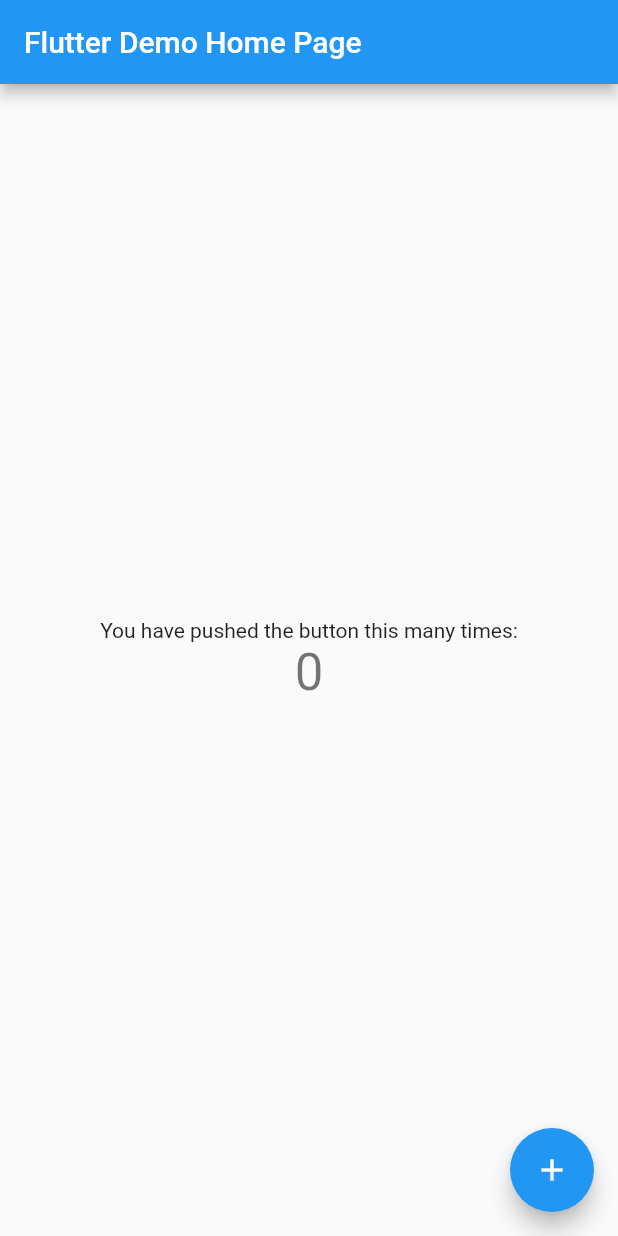
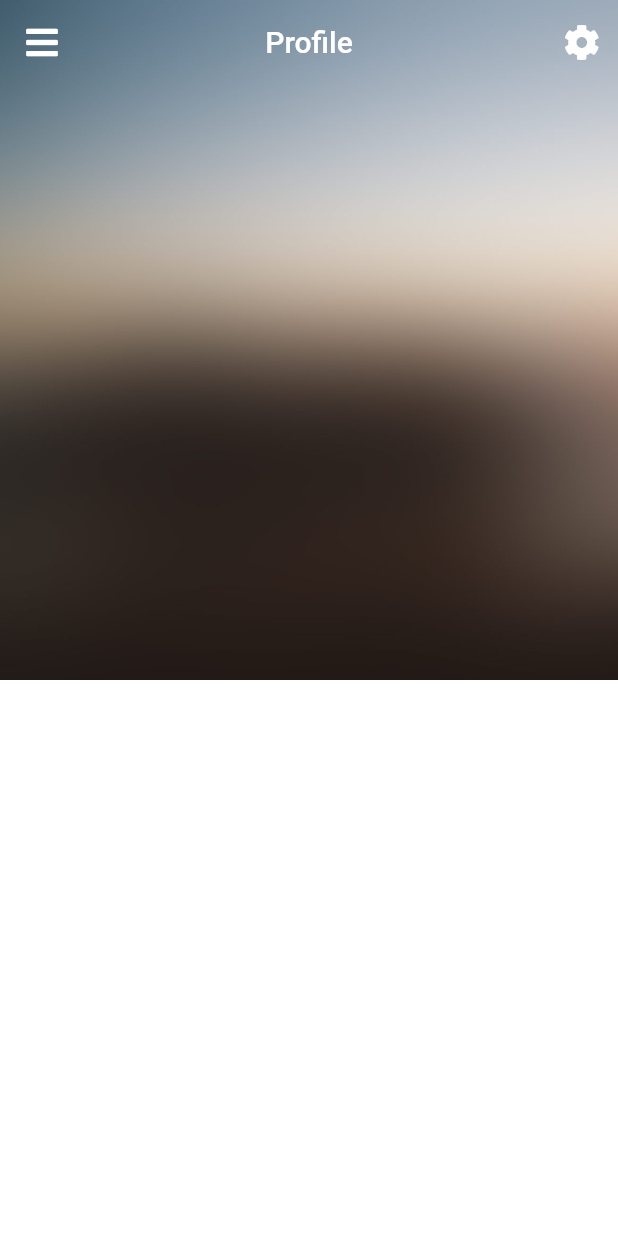
Before and after one commit to abderrahmen-bmz/one-day-ui-flutter, a Flutter app: the screen it shows after launch, on a phone screen of 412 x 824 dp. Run offline on Flutter 3.47's test engine with Material 2 defaults, Android fonts, the phone set to English and light mode, and no system bars; our stand-ins replace font_awesome_flutter.

Commit message:
add models and profile

```diff
--- a/lib/main.dart
+++ b/lib/main.dart
@@ -1,4 +1,6 @@
 import 'package:flutter/material.dart';
+import 'package:one_day_ui/profiles_ui/day_one/profile_one.dart';
+
 
 void main() {
   runApp(MyApp());
@@ -9,109 +11,15 @@ class MyApp extends StatelessWidget {
   @override
   Widget build(BuildContext context) {
     return MaterialApp(
-      title: 'Flutter Demo',
+      debugShowCheckedModeBanner: false,
+      title: 'One Day UI Flutter',
       theme: ThemeData(
-        // This is the theme of your application.
-        //
-        // Try running your application with "flutter run". You'll see the
-        // application has a blue toolbar. Then, without quitting the app, try
-        // changing the primarySwatch below to Colors.green and then invoke
-        // "hot reload" (press "r" in the console where you ran "flutter run",
-        // or simply save your changes to "hot reload" in a Flutter IDE).
-        // Notice that the counter didn't reset back to zero; the application
-        // is not restarted.
+
         primarySwatch: Colors.blue,
-        // This makes the visual density adapt to the platform that you run
-        // the app on. For desktop platforms, the controls will be smaller and
-        // closer together (more dense) than on mobile platforms.
+
         visualDensity: VisualDensity.adaptivePlatformDensity,
       ),
-      home: MyHomePage(title: 'Flutter Demo Home Page'),
+      home: Profile()
     );
   }
 }
-
-class MyHomePage extends StatefulWidget {
-  MyHomePage({Key key, this.title}) : super(key: key);
-
-  // This widget is the home page of your application. It is stateful, meaning
-  // that it has a State object (defined below) that contains fields that affect
-  // how it looks.
-
-  // This class is the configuration for the state. It holds the values (in this
-  // case the title) provided by the parent (in this case the App widget) and
-  // used by the build method of the State. Fields in a Widget subclass are
-  // always marked "final".
-
-  final String title;
-
-  @override
-  _MyHomePageState createState() => _MyHomePageState();
-}
-
-class _MyHomePageState extends State<MyHomePage> {
-  int _counter = 0;
-
-  void _incrementCounter() {
-    setState(() {
-      // This call to setState tells the Flutter framework that something has
-      // changed in this State, which causes it to rerun the build method below
-      // so that the display can reflect the updated values. If we changed
-      // _counter without calling setState(), then the build method would not be
-      // called again, and so nothing would appear to happen.
-      _counter++;
-    });
-  }
-
-  @override
-  Widget build(BuildContext context) {
-    // This method is rerun every time setState is called, for instance as done
-    // by the _incrementCounter method above.
-    //
-    // The Flutter framework has been optimized to make rerunning build methods
-    // fast, so that you can just rebuild anything that needs updating rather
-    // than having to individually change instances of widgets.
-    return Scaffold(
-      appBar: AppBar(
-        // Here we take the value from the MyHomePage object that was created by
-        // the App.build method, and use it to set our appbar title.
-        title: Text(widget.title),
-      ),
-      body: Center(
-        // Center is a layout widget. It takes a single child and positions it
-        // in the middle of the parent.
-        child: Column(
-          // Column is also a layout widget. It takes a list of children and
-          // arranges them vertically. By default, it sizes itself to fit its
-          // children horizontally, and tries to be as tall as its parent.
-          //
-          // Invoke "debug painting" (press "p" in the console, choose the
-          // "Toggle Debug Paint" action from the Flutter Inspector in Android
-          // Studio, or the "Toggle Debug Paint" command in Visual Studio Code)
-          // to see the wireframe for each widget.
-          //
-          // Column has various properties to control how it sizes itself and
-          // how it positions its children. Here we use mainAxisAlignment to
-          // center the children vertically; the main axis here is the vertical
-          // axis because Columns are vertical (the cross axis would be
-          // horizontal).
-          mainAxisAlignment: MainAxisAlignment.center,
-          children: <Widget>[
-            Text(
-              'You have pushed the button this many times:',
-            ),
-            Text(
-              '$_counter',
-              style: Theme.of(context).textTheme.headline4,
-            ),
-          ],
-        ),
-      ),
-      floatingActionButton: FloatingActionButton(
-        onPressed: _incrementCounter,
-        tooltip: 'Increment',
-        child: Icon(Icons.add),
-      ), // This trailing comma makes auto-formatting nicer for build methods.
-    );
-  }
-}
--- /dev/null
+++ b/lib/profiles_ui/day_one/profile_one.dart
@@ -0,0 +1,42 @@
+import 'package:flutter/material.dart';
+import 'package:font_awesome_flutter/font_awesome_flutter.dart';
+
+class Profile extends StatefulWidget {
+  @override
+  _ProfileState createState() => _ProfileState();
+}
+
+class _ProfileState extends State<Profile> {
+  @override
+  Widget build(BuildContext context) {
+    return Stack(
+      children: <Widget>[
+        Image.asset(
+          'general-assets/bg.jpg',
+          fit: BoxFit.cover,
+          height: MediaQuery.of(context).size.height * 0.55,
+          width: MediaQuery.of(context).size.width,
+        ),
+        Scaffold(
+          backgroundColor: Colors.transparent,
+          appBar: AppBar(
+            backgroundColor: Colors.transparent,
+            elevation: 0,
+            title: Text('Profile'),
+            centerTitle: true,
+            leading: IconButton(
+              onPressed: () {},
+              icon: Icon(FontAwesomeIcons.bars),
+            ),
+            actions: <Widget>[
+              IconButton(
+                onPressed: () {},
+                icon: Icon(FontAwesomeIcons.cog),
+              ),
+            ],
+          ),
+        )
+      ],
+    );
+  }
+}
--- /dev/null
+++ b/lib/profiles_ui/day_one/provider.dart
@@ -0,0 +1,14 @@
+import 'package:one_day_ui/profiles_ui/day_one/user.dart';
+
+class ProfileProvider {
+
+  static Profile getProfile(){
+    return Profile(
+      user: User(name:'Abderrahmen Bmz' ,address:'Chlef  Algeria' ,about:'I am Software Enginner' ),
+      followers: 2200,
+      following: 325,
+      friends: 158
+    );
+
+  }
+}
--- /dev/null
+++ b/lib/profiles_ui/day_one/user.dart
@@ -0,0 +1,25 @@
+class User {
+  User({
+    this.name,
+    this.address,
+    this.about,
+  });
+
+  String name;
+  String address;
+  String about;
+}
+
+class Profile {
+  Profile({
+    this.user,
+    this.followers,
+    this.following,
+    this.friends,
+  });
+
+  User user;
+  int followers;
+  int following;
+  int friends;
+}
```
Also changed, not shown: pubspec.yaml (+6 -22 lines), general-assets/bg.jpg (added), pubspec.lock.
